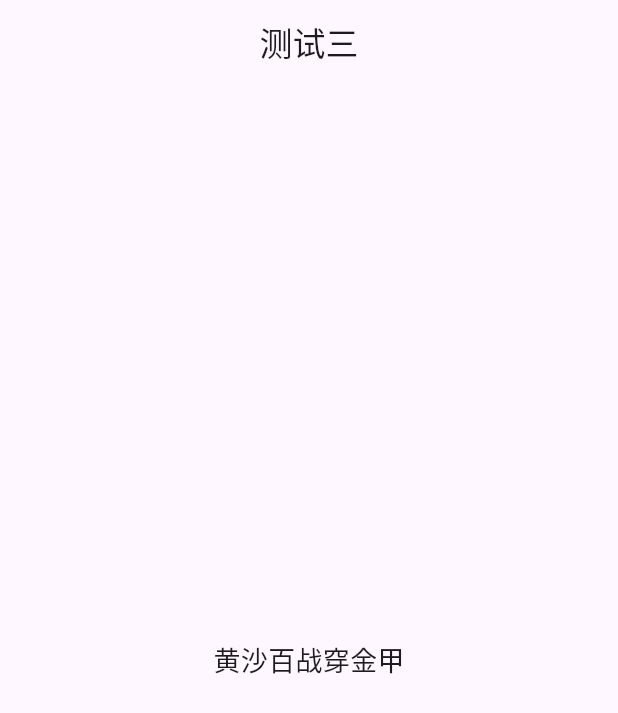
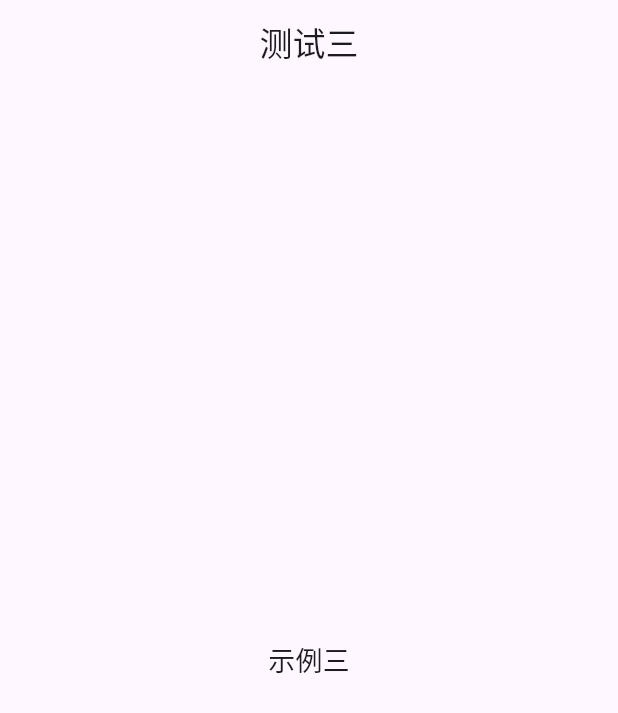
Before and after one commit to hxj1062/myFlutter, a Flutter app: the Tab03Page screen opened directly, on a phone screen of 412 x 824 dp. Shown: the top 713 px of the screen. Run offline on Flutter 3.47's test engine with Material 3 defaults, Android fonts, the phone set to English and light mode, and no system bars; our stand-ins replace convex_bottom_bar, fluttertoast, image_picker.

Commit message:
修改ui

```diff
--- a/lib/main.dart
+++ b/lib/main.dart
@@ -26,7 +26,7 @@ class MyApp extends StatelessWidget {
         debugShowCheckedModeBanner: false,
         initialRoute: "/welcome",
         routes: {
-          "/welcome": (context) => MainPage(),
+          "/welcome": (context) => SplashPage(),
         });
   }
 }
--- a/lib/utils/common_utils.dart
+++ b/lib/utils/common_utils.dart
@@ -9,7 +9,7 @@ void showToast(String str) {
       toastLength: Toast.LENGTH_SHORT,
       gravity: ToastGravity.BOTTOM,
       timeInSecForIosWeb: 2,
-      backgroundColor: const Color(0xFFF2F2F2),
-      textColor: const Color(0xFFFF3030),
+      backgroundColor: const Color(0xFF333333),
+      textColor: const Color(0xFFFFFFFF),
       fontSize: 14.0);
 }
--- a/lib/views/tab02_page.dart
+++ b/lib/views/tab02_page.dart
@@ -18,7 +18,7 @@ class _Tab02PageState extends State<Tab02Page> {
         title: Text("测试二"),
       ),
       body: Center(
-        child: Text("孤城遥望玉门关", style: TextStyle(fontSize: 18)),
+        child: Text("示例二", style: TextStyle(fontSize: 18)),
       ),
     );
   }
--- a/lib/views/tab03_page.dart
+++ b/lib/views/tab03_page.dart
@@ -19,7 +19,7 @@ class _Tab03PageState extends State<Tab03Page> {
       ),
       body: const Center(
         child: Text(
-          "黄沙百战穿金甲",
+          "示例三",
           style: TextStyle(fontSize: 18),
         ),
       ),
--- a/lib/views/tab04_page.dart
+++ b/lib/views/tab04_page.dart
@@ -19,7 +19,7 @@ class _Tab04PageState extends State<Tab04Page> {
       ),
       body: const Center(
         child: Text(
-          "不破楼兰终不还",
+          "示例四",
           style: TextStyle(fontSize: 18),
         ),
       ),
```
Also changed, not shown: lib/views/login_page.dart (+5 -2 lines), 7 other files.
